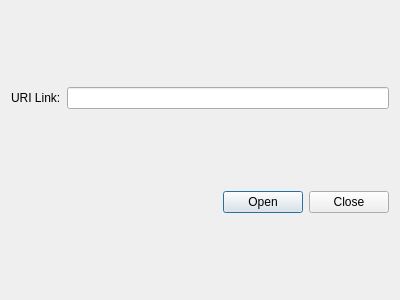
This is src/py3/bytestagui/views/qt/ui/open_link.ui in chfoo/bytestag as Qt 5 draws it before an edit. The edited form follows.
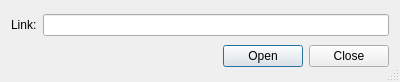
This is the edited form.

Commit message: Adds checking info file signatures. Adds BitTorrent info file model. Fixes network get_value(). Adds safe filename sanitization. Adds shared files table filtering. GUI: Fixes open link dialog height.

The edit to the form file:
```diff
--- a/src/py3/bytestagui/views/qt/ui/open_link.ui
+++ b/src/py3/bytestagui/views/qt/ui/open_link.ui
@@ -7,17 +7,20 @@
     <x>0</x>
     <y>0</y>
     <width>400</width>
-    <height>300</height>
+    <height>82</height>
    </rect>
   </property>
   <property name="windowTitle">
-   <string>Dialog</string>
+   <string>Open Link</string>
+  </property>
+  <property name="sizeGripEnabled">
+   <bool>true</bool>
   </property>
   <layout class="QGridLayout" name="gridLayout">
    <item row="0" column="0">
     <widget class="QLabel" name="label">
      <property name="text">
-      <string>URI Link:</string>
+      <string>Link:</string>
      </property>
     </widget>
    </item>
```
The commit also changes 13 other files.
